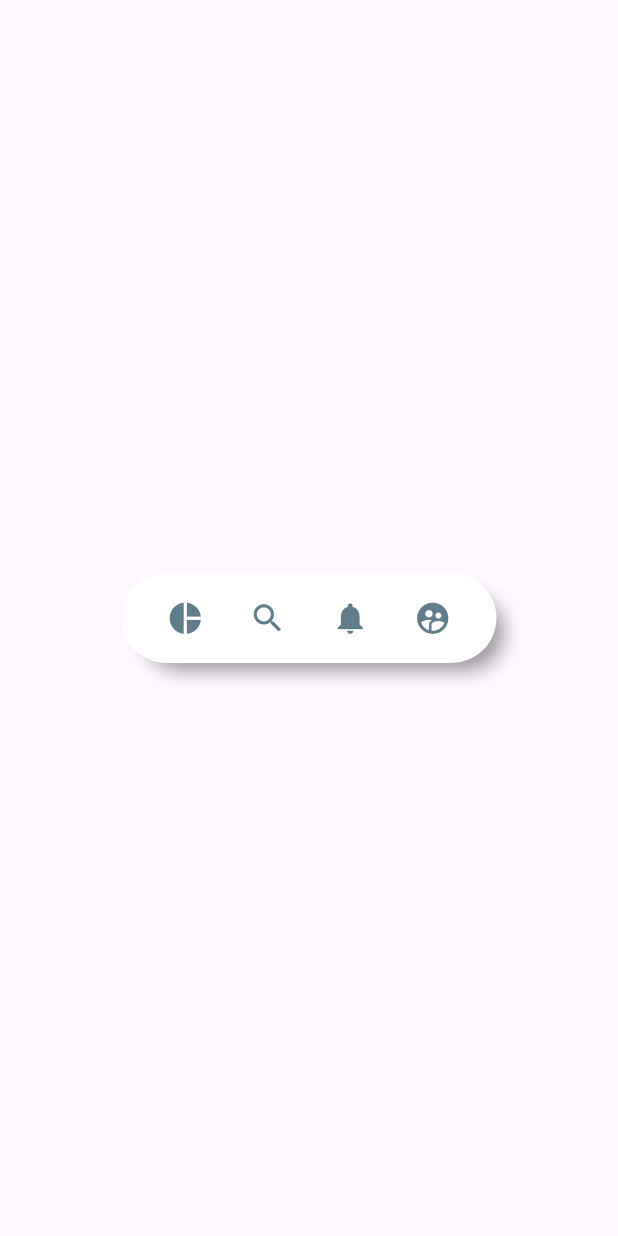
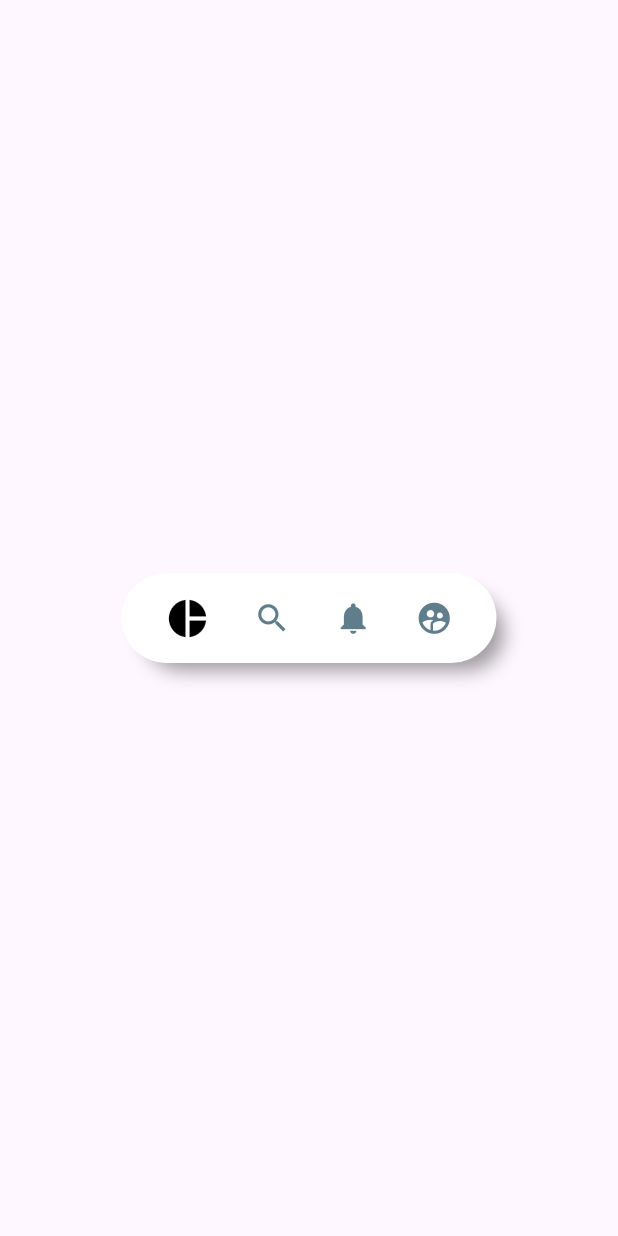
Before and after one commit to Flutter-Course-Sergio/designsApp, a Flutter app: the screen it shows after launch, on a phone screen of 412 x 824 dp. Run offline on Flutter 3.47's test engine with Material 3 defaults, Android fonts, the phone set to English and light mode, and no system bars; our stand-ins replace flutter_svg.

Commit message:
set menu option active

```diff
--- a/lib/src/widgets/pinterest_menu.dart
+++ b/lib/src/widgets/pinterest_menu.dart
@@ -1,4 +1,5 @@
 import 'package:flutter/material.dart';
+import 'package:provider/provider.dart';
 
 class PinterestButton {
   final Function() onPressed;
@@ -21,7 +22,10 @@ class PinterestMenu extends StatelessWidget {
 
   @override
   Widget build(BuildContext context) {
-    return Center(child: _PinterestMenuBackground(child: _MenuItems(items)));
+    return Center(
+        child: ChangeNotifierProvider(
+            create: (_) => _MenuModel(),
+            child: _PinterestMenuBackground(child: _MenuItems(items))));
   }
 }
 
@@ -60,28 +64,42 @@ class _MenuItems extends StatelessWidget {
     return Row(
         mainAxisAlignment: MainAxisAlignment.spaceEvenly,
         children: List.generate(menuItems.length,
-            (index) => _PinterestMenuItem(index, menuItems[index])));
+            (index) => _PinterestMenuButton(index, menuItems[index])));
   }
 }
 
-class _PinterestMenuItem extends StatelessWidget {
+class _PinterestMenuButton extends StatelessWidget {
   final int index;
   final PinterestButton item;
 
-  const _PinterestMenuItem(this.index, this.item);
+  const _PinterestMenuButton(this.index, this.item);
 
   @override
   Widget build(BuildContext context) {
+    final selectedItem = Provider.of<_MenuModel>(context).selectedItem;
+
     return GestureDetector(
-      onTap: item.onPressed,
+      onTap: () {
+        Provider.of<_MenuModel>(context, listen: false).itemSelected = index;
+        item.onPressed();
+      },
       behavior: HitTestBehavior.translucent,
-      child: Container(
-        child: Icon(
-          item.icon,
-          size: 25,
-          color: Colors.blueGrey,
-        ),
+      child: Icon(
+        item.icon,
+        size: (selectedItem == index) ? 30 : 25,
+        color: (selectedItem == index) ? Colors.black : Colors.blueGrey,
       ),
     );
   }
 }
+
+class _MenuModel with ChangeNotifier {
+  int _selectedItem = 0;
+
+  int get selectedItem => _selectedItem;
+
+  set itemSelected(int index) {
+    _selectedItem = index;
+    notifyListeners();
+  }
+}
```
